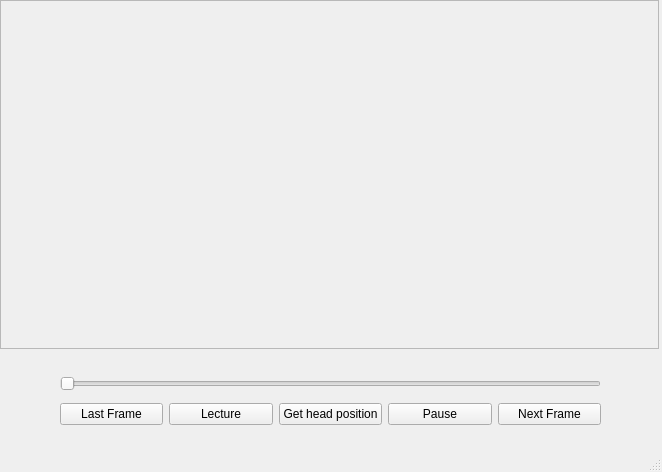
Above: code/ui/main.ui from senecolas/IRC3D-head-compare before the change. Below: the same form after it.
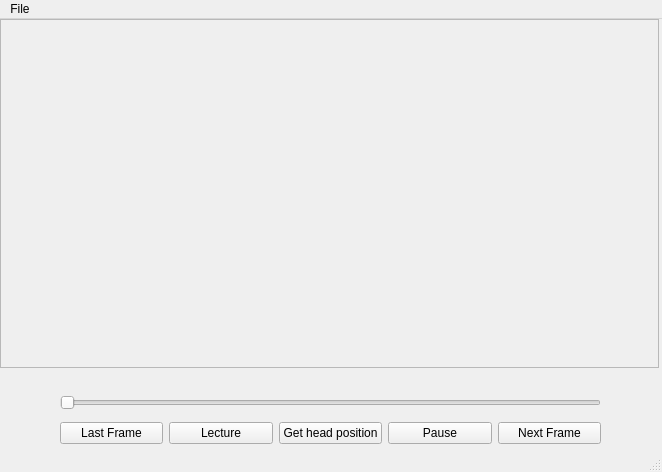
That is the form after the change.

Commit message: Added Load Video action on File menu

```diff
--- a/code/ui/main.ui
+++ b/code/ui/main.ui
@@ -126,6 +126,13 @@
      <height>21</height>
     </rect>
    </property>
+   <widget class="QMenu" name="menuFile">
+    <property name="title">
+     <string>File</string>
+    </property>
+    <addaction name="actionOpen_video"/>
+   </widget>
+   <addaction name="menuFile"/>
   </widget>
  </widget>
  <resources/>
```
Left out of the diff: 5 changed lines with no effect on the pictures. The commit also changes 2 other files.
